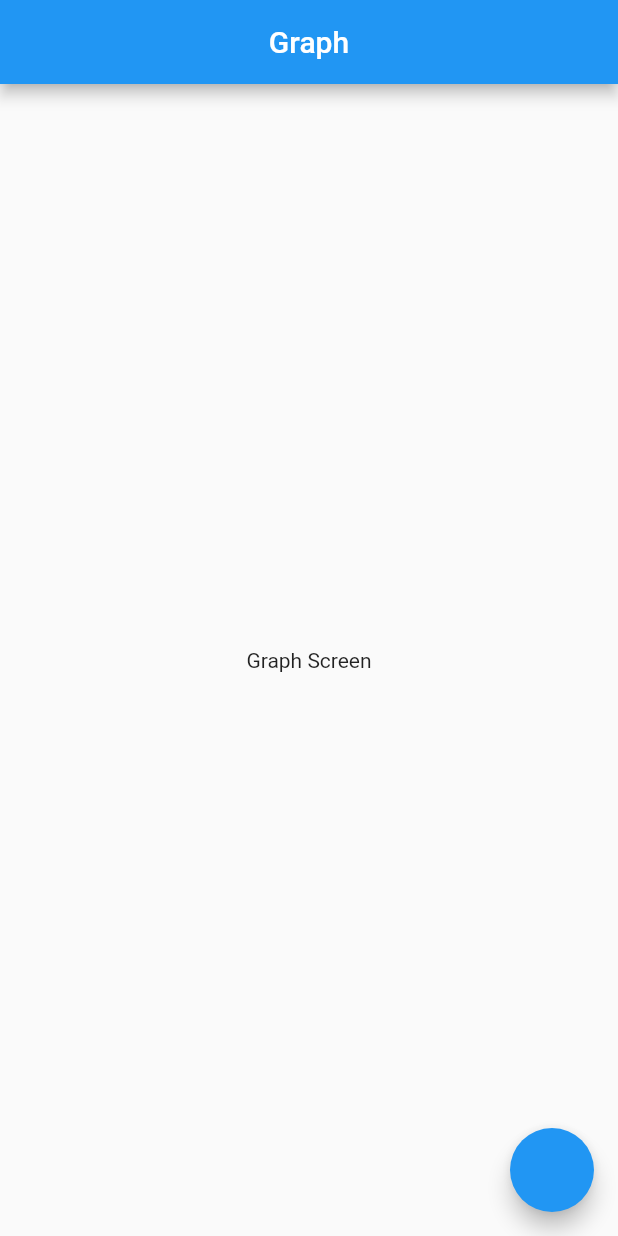
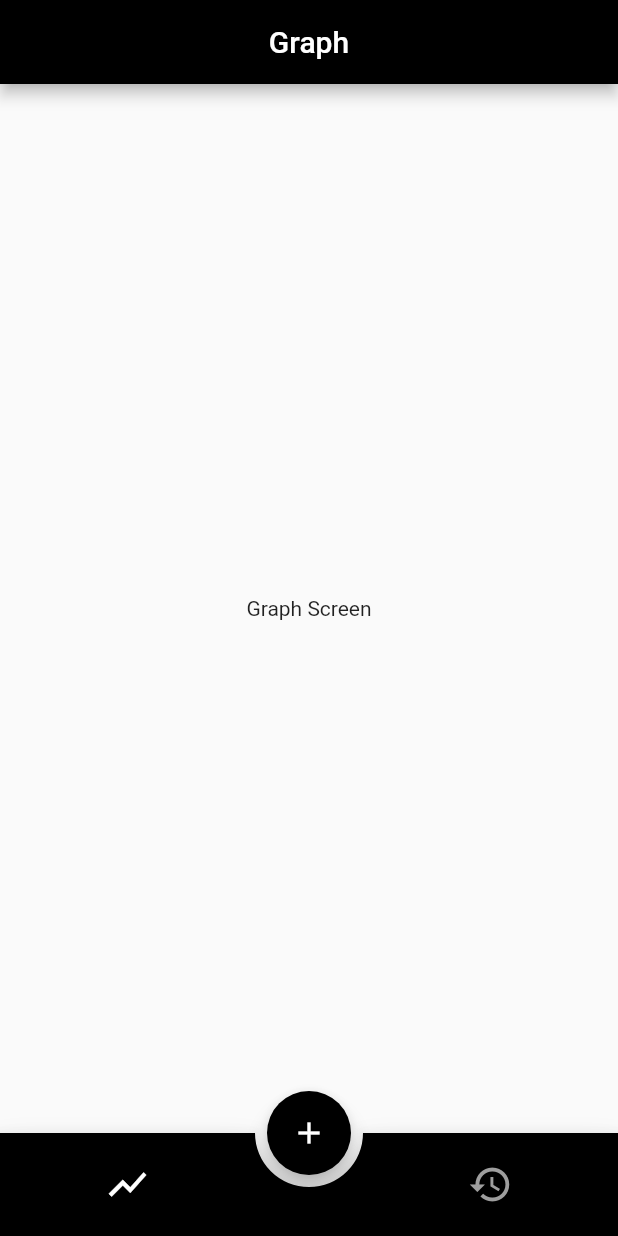
Before and after one commit to melikekizilcik/flutter-WeightTracker, a Flutter app: the screen it shows after launch, on a phone screen of 412 x 824 dp. Run offline on Flutter 3.47's test engine with Material 2 defaults, Android fonts, the phone set to English and light mode, and no system bars; drawn by our look-alikes of animated_bottom_navigation_bar; our stand-ins replace get.

```diff
--- a/weight_tracker_app/lib/home.dart
+++ b/weight_tracker_app/lib/home.dart
@@ -1,18 +1,52 @@
+import 'package:animated_bottom_navigation_bar/animated_bottom_navigation_bar.dart';
 import 'package:flutter/material.dart';
+import 'package:get/get.dart';
 import 'package:weight_tracker_app/graph_screen.dart';
+import 'package:weight_tracker_app/history_screen.dart';
 
-class Home extends StatelessWidget {
+class Home extends StatefulWidget {
   const Home({Key? key}) : super(key: key);
 
+  @override
+  State<Home> createState() => _HomeState();
+}
+
+class _HomeState extends State<Home> {
+  int _currentTab = 0;
+  Widget _currentScreen = GraphScreen();
   @override
   Widget build(BuildContext context) {
     return Scaffold(
       //appBar: AppBar(title: Text("TRACK YOUR WEIGHT")),
-      body: GraphScreen(),
-      floatingActionButton: FloatingActionButton(
-        child: null,
+      body: _currentScreen,
+      floatingActionButton: const FloatingActionButton(
+        child: Icon(Icons.add),
+        backgroundColor: Colors.black,
         onPressed: null,
       ),
+      floatingActionButtonLocation: FloatingActionButtonLocation.centerDocked,
+      bottomNavigationBar: animatedBottomNavigationBar(),
+    );
+  }
+
+  AnimatedBottomNavigationBar animatedBottomNavigationBar() {
+    return AnimatedBottomNavigationBar(
+      activeColor: Colors.white,
+      inactiveColor: Colors.grey,
+      backgroundColor: Colors.black,
+      icons: const [Icons.show_chart, Icons.history],
+      iconSize: 30,
+      height: Get.height / 12,
+      gapLocation: GapLocation.center,
+      notchSmoothness: NotchSmoothness.verySmoothEdge,
+      activeIndex: _currentTab,
+      onTap: (int) {
+        setState(() {
+          _currentTab = int;
+          _currentScreen = (int == 0) ? GraphScreen() : HistoryScreen();
+        });
+      },
+      //other params
     );
   }
 }
--- a/weight_tracker_app/lib/main.dart
+++ b/weight_tracker_app/lib/main.dart
@@ -2,6 +2,7 @@ import 'package:flutter/material.dart';
 import 'package:flutter/services.dart';
 import 'package:get/get.dart';
 import 'package:weight_tracker_app/home.dart';
+import 'package:animated_bottom_navigation_bar/animated_bottom_navigation_bar.dart';
 
 void main() {
   //şarj gösteren kısmı şeffaf yapma:
@@ -18,7 +19,9 @@ class MyApp extends StatelessWidget {
   Widget build(BuildContext context) {
     return GetMaterialApp(
       title: 'Weight Tracker',
-      //theme: ThemeData(),
+      theme: ThemeData(
+        appBarTheme: AppBarTheme(backgroundColor: Colors.black)
+      ),
       home: Home(),
     );
   }
--- a/weight_tracker_app/pubspec.yaml
+++ b/weight_tracker_app/pubspec.yaml
@@ -30,6 +30,7 @@ dependencies:
   flutter:
     sdk: flutter
   get: ^4.6.5
+  animated_bottom_navigation_bar: ^1.0.1
 
   # The following adds the Cupertino Icons font to your application.
   # Use with the CupertinoIcons class for iOS style icons.
```
Also changed, not shown: weight_tracker_app/pubspec.lock.
